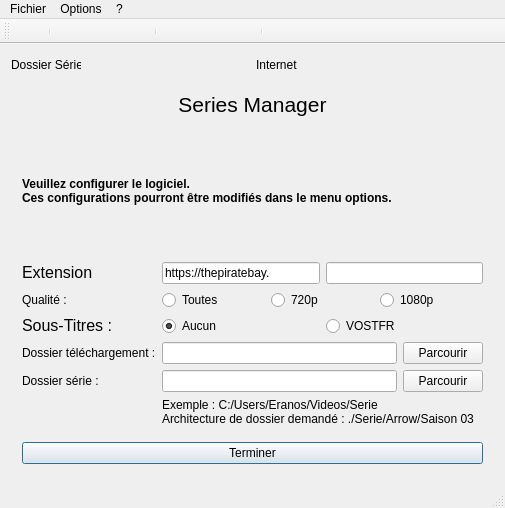
First picture: the form in fenetreprincipale.ui, repository Eranos31/Series_Manager, before the edit.
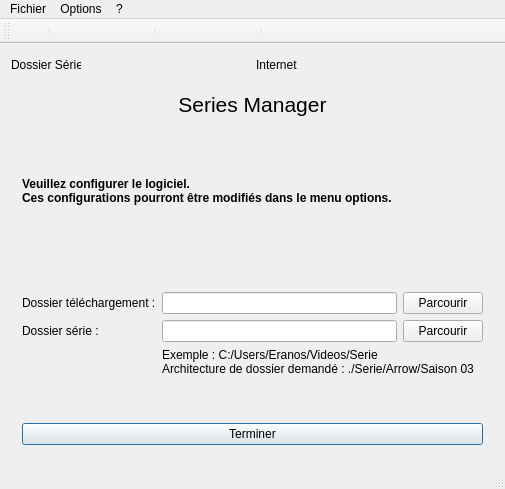
Second picture: the form after the edit. The open tabs and pages were chosen to show the change. Icons and pictures are not drawn.

Commit message: correction mineure

```diff
--- a/fenetreprincipale.ui
+++ b/fenetreprincipale.ui
@@ -7,7 +7,7 @@
     <x>0</x>
     <y>0</y>
     <width>505</width>
-    <height>508</height>
+    <height>489</height>
    </rect>
   </property>
   <property name="windowTitle">
@@ -144,51 +144,41 @@
             <property name="formAlignment">
              <set>Qt::AlignCenter</set>
             </property>
-            <item row="1" column="0">
-             <widget class="QLabel" name="pageConfigurationLabelQualite">
-              <property name="maximumSize">
-               <size>
-                <width>100</width>
-                <height>16777215</height>
-               </size>
-              </property>
+            <item row="0" column="0">
+             <widget class="QLabel" name="pageConfigurationLabelDossierTelechargement">
               <property name="styleSheet">
                <string notr="true">font: 12pt &quot;MS Shell Dlg 2&quot;;</string>
               </property>
               <property name="text">
-               <string>Qualité :</string>
+               <string>Dossier téléchargement :</string>
               </property>
              </widget>
             </item>
-            <item row="1" column="1">
-             <layout class="QHBoxLayout" name="pageConfigHLayoutCheckBox">
+            <item row="0" column="1">
+             <layout class="QHBoxLayout" name="pageConfigHLayoutDossierSerie_2">
               <item>
-               <widget class="QRadioButton" name="pageConfigurationRadioToutes">
-                <property name="text">
-                 <string>Toutes</string>
-                </property>
-                <property name="checked">
+               <widget class="QLineEdit" name="pageConfigurationLineDossierTelechargement">
+                <property name="readOnly">
                  <bool>true</bool>
                 </property>
                </widget>
               </item>
               <item>
-               <widget class="QRadioButton" name="pageConfigurationRadio720p">
-                <property name="text">
-                 <string>720p</string>
+               <widget class="QPushButton" name="pageConfigurationBoutonParcourir_2">
+                <property name="toolTip">
+                 <string>Ouvre un explorateur pour choisir le dossier de série</string>
                 </property>
-               </widget>
-              </item>
-              <item>
-               <widget class="QRadioButton" name="pageConfigurationRadio1080p">
+                <property name="styleSheet">
+                 <string notr="true">font: 11pt &quot;MS Shell Dlg 2&quot;;</string>
+                </property>
                 <property name="text">
-                 <string>1080p</string>
+                 <string>Parcourir</string>
                 </property>
                </widget>
               </item>
              </layout>
             </item>
-            <item row="4" column="0">
+            <item row="1" column="0">
              <widget class="QLabel" name="pageConfigurationLabelDossierSerie">
               <property name="styleSheet">
                <string notr="true">font: 12pt &quot;MS Shell Dlg 2&quot;;</string>
@@ -198,7 +188,7 @@
               </property>
              </widget>
             </item>
-            <item row="4" column="1">
+            <item row="1" column="1">
              <layout class="QHBoxLayout" name="pageConfigHLayoutDossierSerie">
               <item>
                <widget class="QLineEdit" name="pageConfigurationLineDossierSerie">
@@ -222,7 +212,7 @@
               </item>
              </layout>
             </item>
-            <item row="5" column="1">
+            <item row="2" column="1">
              <widget class="QLabel" name="pageConfigurationLabelExemple">
               <property name="sizePolicy">
                <sizepolicy hsizetype="Preferred" vsizetype="Fixed">
@@ -235,104 +225,6 @@
               </property>
              </widget>
             </item>
-            <item row="0" column="0">
-             <widget class="QLabel" name="pageConfigLabelExtension">
-              <property name="text">
-               <string>&lt;html&gt;&lt;head/&gt;&lt;body&gt;&lt;p&gt;&lt;span style=&quot; font-size:12pt;&quot;&gt;Extension&lt;/span&gt;&lt;/p&gt;&lt;/body&gt;&lt;/html&gt;</string>
-              </property>
-             </widget>
-            </item>
-            <item row="0" column="1">
-             <layout class="QHBoxLayout" name="pageConfigHLayoutExtension">
-              <property name="rightMargin">
-               <number>0</number>
-              </property>
-              <item>
-               <widget class="QLineEdit" name="pageConfigLineEditExtension">
-                <property name="enabled">
-                 <bool>true</bool>
-                </property>
-                <property name="text">
-                 <string>https://thepiratebay.</string>
-                </property>
-                <property name="readOnly">
-                 <bool>true</bool>
-                </property>
-               </widget>
-              </item>
-              <item>
-               <widget class="QLineEdit" name="pageConfigLineEditExtension_2"/>
-              </item>
-             </layout>
-            </item>
-            <item row="2" column="0">
-             <widget class="QLabel" name="pageConfigurationLabelSousTitres">
-              <property name="text">
-               <string>&lt;html&gt;&lt;head/&gt;&lt;body&gt;&lt;p&gt;&lt;span style=&quot; font-size:12pt;&quot;&gt;Sous-Titres :&lt;/span&gt;&lt;/p&gt;&lt;/body&gt;&lt;/html&gt;</string>
-              </property>
-             </widget>
-            </item>
-            <item row="2" column="1">
-             <layout class="QHBoxLayout" name="pageConfigHLayoutSousTitres">
-              <item>
-               <widget class="QRadioButton" name="pageConfigurationRadioAucun">
-                <property name="text">
-                 <string>Aucun</string>
-                </property>
-                <property name="checked">
-                 <bool>true</bool>
-                </property>
-                <attribute name="buttonGroup">
-                 <string notr="true">buttonGroup</string>
-                </attribute>
-               </widget>
-              </item>
-              <item>
-               <widget class="QRadioButton" name="pageConfigurationRadioVOSTFR">
-                <property name="text">
-                 <string>VOSTFR</string>
-                </property>
-                <attribute name="buttonGroup">
-                 <string notr="true">buttonGroup</string>
-                </attribute>
-               </widget>
-              </item>
-             </layout>
-            </item>
-            <item row="3" column="0">
-             <widget class="QLabel" name="pageConfigurationLabelDossierTelechargement">
-              <property name="styleSheet">
-               <string notr="true">font: 12pt &quot;MS Shell Dlg 2&quot;;</string>
-              </property>
-              <property name="text">
-               <string>Dossier téléchargement :</string>
-              </property>
-             </widget>
-            </item>
-            <item row="3" column="1">
-             <layout class="QHBoxLayout" name="pageConfigHLayoutDossierSerie_2">
-              <item>
-               <widget class="QLineEdit" name="pageConfigurationLineDossierTelechargement">
-                <property name="readOnly">
-                 <bool>true</bool>
-                </property>
-               </widget>
-              </item>
-              <item>
-               <widget class="QPushButton" name="pageConfigurationBoutonParcourir_2">
-                <property name="toolTip">
-                 <string>Ouvre un explorateur pour choisir le dossier de série</string>
-                </property>
-                <property name="styleSheet">
-                 <string notr="true">font: 11pt &quot;MS Shell Dlg 2&quot;;</string>
-                </property>
-                <property name="text">
-                 <string>Parcourir</string>
-                </property>
-               </widget>
-              </item>
-             </layout>
-            </item>
            </layout>
           </item>
           <item>
```
Left out of the diff: 67 changed lines with no effect on the pictures. The commit also changes 1 other file.
